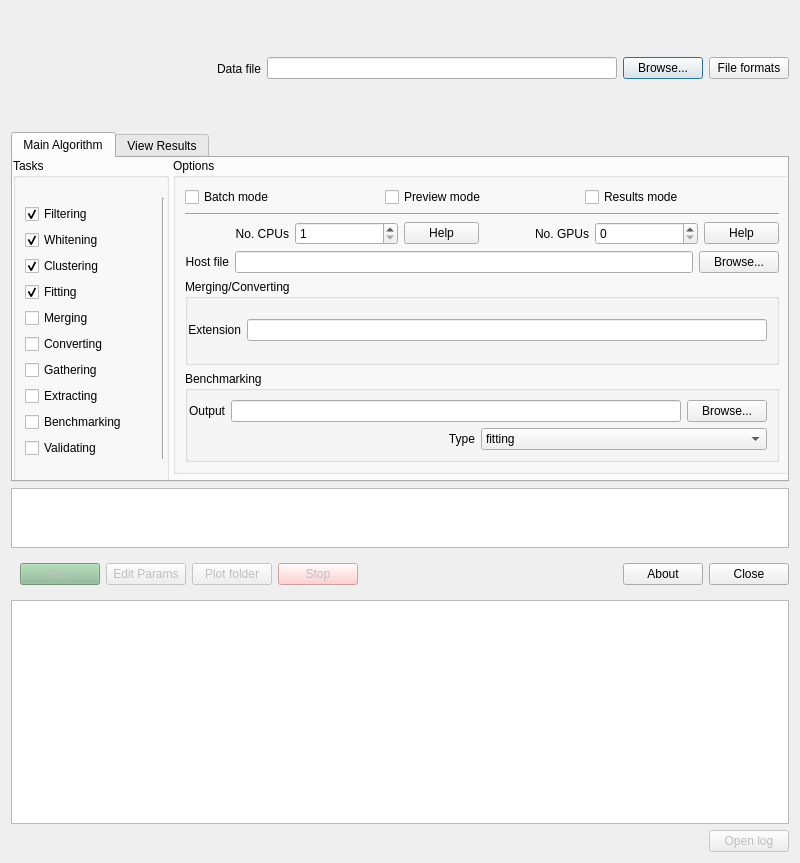
Qt form circus/qt_GUI/qt_launcher.ui (spyking-circus/spyking-circus) before a commit.
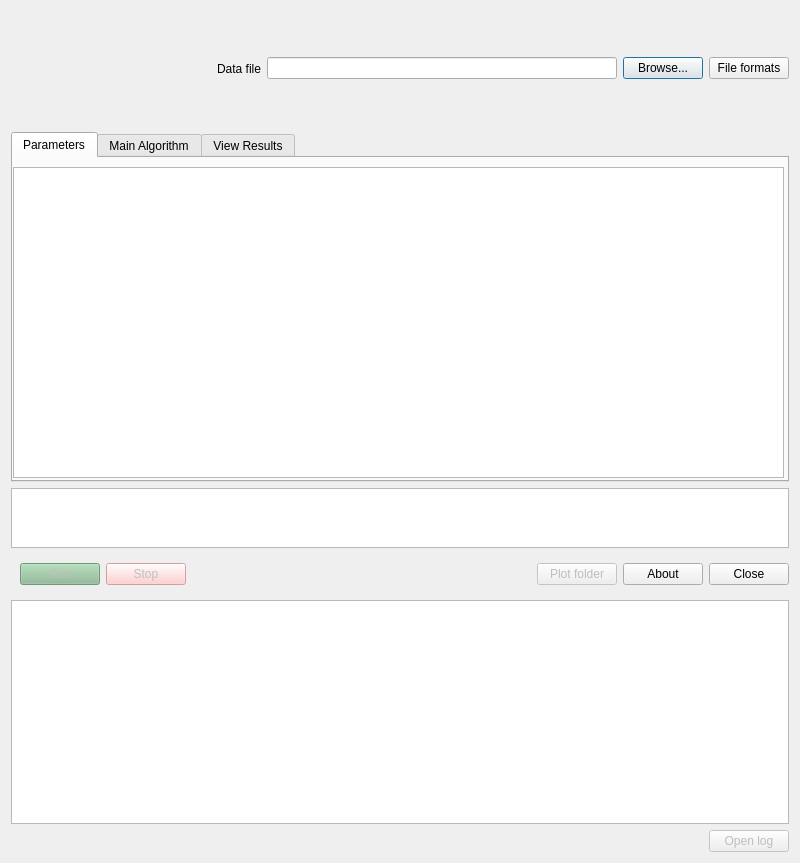
The same form after that commit. Icons and pictures are not drawn.

What changed in the file:
```diff
--- a/circus/qt_GUI/qt_launcher.ui
+++ b/circus/qt_GUI/qt_launcher.ui
@@ -119,6 +119,21 @@
           <property name="currentIndex">
            <number>0</number>
           </property>
+          <widget class="QWidget" name="tab_3">
+           <attribute name="title">
+            <string>Parameters</string>
+           </attribute>
+           <widget class="QPlainTextEdit" name="param_editor">
+            <property name="geometry">
+             <rect>
+              <x>0</x>
+              <y>9</y>
+              <width>771</width>
+              <height>311</height>
+             </rect>
+            </property>
+           </widget>
+          </widget>
           <widget class="QWidget" name="tab">
            <attribute name="title">
             <string>Main Algorithm</string>
@@ -773,34 +788,6 @@
         </property>
        </widget>
       </item>
-      <item>
-       <widget class="QPushButton" name="btn_param">
-        <property name="enabled">
-         <bool>false</bool>
-        </property>
-        <property name="text">
-         <string>Edit Params</string>
-        </property>
-        <property name="icon">
-         <iconset theme="document-new">
-          <normaloff>.</normaloff>.</iconset>
-        </property>
-       </widget>
-      </item>
-      <item>
-       <widget class="QPushButton" name="btn_plots">
-        <property name="enabled">
-         <bool>false</bool>
-        </property>
-        <property name="text">
-         <string>Plot folder</string>
-        </property>
-        <property name="icon">
-         <iconset theme="folder">
-          <normaloff>.</normaloff>.</iconset>
-        </property>
-       </widget>
-      </item>
       <item>
        <widget class="QPushButton" name="btn_stop">
         <property name="enabled">
@@ -837,6 +824,20 @@
         </property>
        </spacer>
       </item>
+      <item>
+       <widget class="QPushButton" name="btn_plots">
+        <property name="enabled">
+         <bool>false</bool>
+        </property>
+        <property name="text">
+         <string>Plot folder</string>
+        </property>
+        <property name="icon">
+         <iconset theme="folder">
+          <normaloff>.</normaloff>.</iconset>
+        </property>
+       </widget>
+      </item>
       <item>
        <widget class="QPushButton" name="btn_about">
         <property name="text">
```
